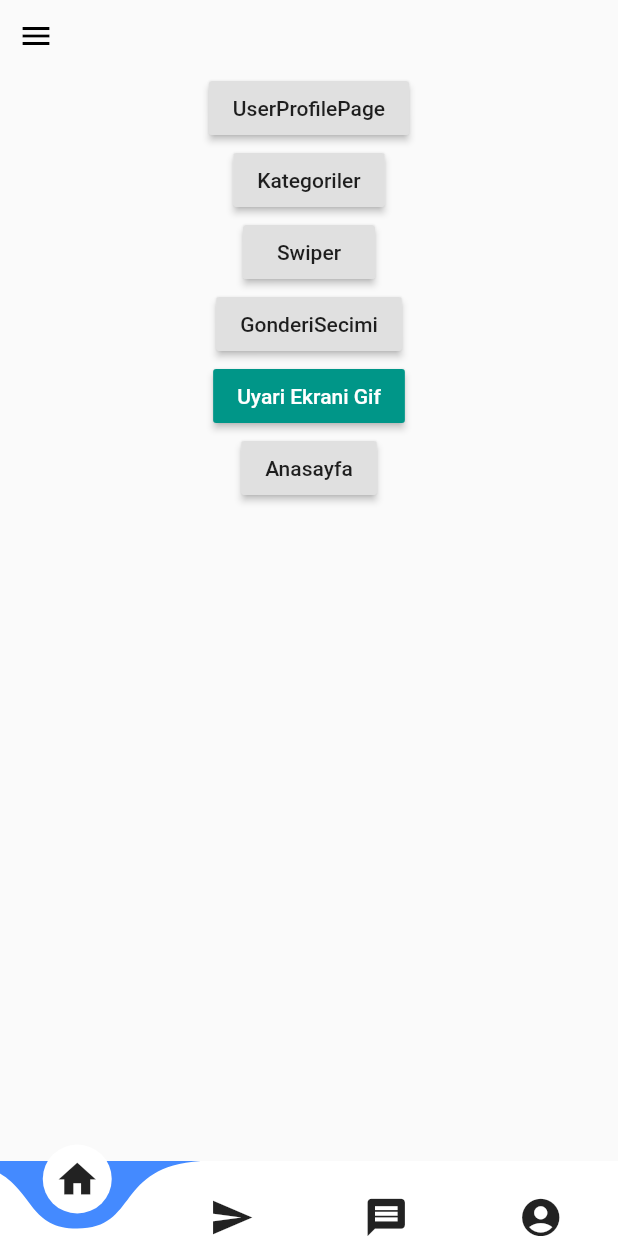
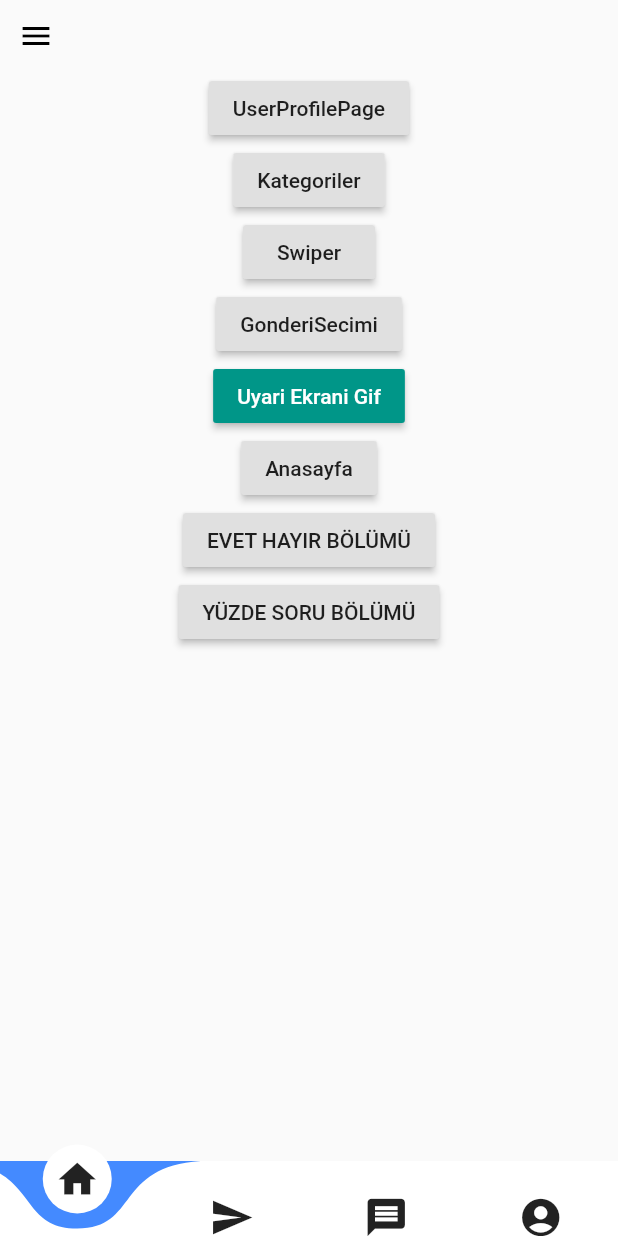
Before and after one commit to AvniErtas/Tanisma, a Flutter app: the BottomNavBar screen opened directly, on a phone screen of 412 x 824 dp. Run offline on Flutter 3.47's test engine with Material 2 defaults, Android fonts, the phone set to English and light mode, and no system bars; drawn by our look-alikes of curved_navigation_bar; our stand-ins replace flutter_swiper; missing offline and left inert: giffy_dialog, kf_drawer.

Commit message:
Tanisma08042020

```diff
--- a/tanismauygulamasi/lib/Anasayfa/bottomnavbar.dart
+++ b/tanismauygulamasi/lib/Anasayfa/bottomnavbar.dart
@@ -5,9 +5,12 @@ import 'package:giffy_dialog/giffy_dialog.dart';
 import 'package:tanismauygulamasi/Anasayfa/baslangic.dart';
 import 'package:tanismauygulamasi/Kategoriler/Kategoriler.dart';
 import 'package:tanismauygulamasi/Sayfalar/anasayfa.dart';
+import 'package:tanismauygulamasi/Sayfalar/evethayir.dart';
 import 'package:tanismauygulamasi/Sayfalar/gonderitipi.dart';
 import 'package:tanismauygulamasi/Sayfalar/profile.dart';
 import 'package:tanismauygulamasi/Sayfalar/swiper.dart';
+
+import '../Sayfalar/yuzdebolumu.dart';
 
 class BottomNavBar extends StatefulWidget {
   @override
@@ -21,7 +24,13 @@ class _BottomNavBarState extends State<BottomNavBar> {
   @override
   Widget build(BuildContext context) {
     return Scaffold(
-      bottomNavigationBar: CurvedNavigationBar(
+      bottomNavigationBar: bottomBarDesign(),
+      body: bodyBolumu(),
+    );
+  }
+
+  Widget bottomBarDesign() {
+    return CurvedNavigationBar(
       key: _bottomNavigationKey,
       index: 0,
       height: 50.0,
@@ -41,8 +50,11 @@ class _BottomNavBarState extends State<BottomNavBar> {
           _page = index;
         });
       },
-      ),
-      body: SafeArea(
+    );
+  }
+
+  Widget bodyBolumu() {
+    return SafeArea(
       child: Center(
         child: Column(
           children: <Widget>[
@@ -66,10 +78,8 @@ class _BottomNavBarState extends State<BottomNavBar> {
             ),
             RaisedButton(
               onPressed: () {
-                  Navigator.push(
-                      context,
-                      MaterialPageRoute(
-                          builder: (context) => UserProfilePage()));
+                Navigator.push(context,
+                    MaterialPageRoute(builder: (context) => UserProfilePage()));
               },
               child: Text("UserProfilePage"),
             ),
@@ -82,10 +92,8 @@ class _BottomNavBarState extends State<BottomNavBar> {
             ),
             RaisedButton(
               onPressed: () {
-                  Navigator.push(
-                      context,
-                      MaterialPageRoute(
-                          builder: (context) => TravelNepalPage()));
+                Navigator.push(context,
+                    MaterialPageRoute(builder: (context) => TravelNepalPage()));
               },
               child: Text("Swiper"),
             ),
@@ -117,8 +125,7 @@ class _BottomNavBarState extends State<BottomNavBar> {
                               'Testi Bitirmek İstiyor Musunuz? ',
                               textAlign: TextAlign.center,
                               style: TextStyle(
-                                    fontSize: 22.0,
-                                    fontWeight: FontWeight.w600),
+                                  fontSize: 22.0, fontWeight: FontWeight.w600),
                             ),
                             /*   description: Text(
                                 'This is a granny eating chocolate dialog box. This library helps you easily create fancy giffy dialog.',
@@ -138,8 +145,21 @@ class _BottomNavBarState extends State<BottomNavBar> {
               },
               child: Text("Anasayfa"),
             ),
+            RaisedButton(
+              onPressed: () {
+                Navigator.push(context,
+                    MaterialPageRoute(builder: (context) => EvetHayirBolumu()));
+              },
+              child: Text("EVET HAYIR BÖLÜMÜ"),
+            ),
+             RaisedButton(
+              onPressed: () {
+                Navigator.push(context,
+                    MaterialPageRoute(builder: (context) => YuzdeBolumu()));
+              },
+              child: Text("YÜZDE SORU BÖLÜMÜ"),
+            ),
           ],
-          ),
         ),
       ),
     );
--- a/tanismauygulamasi/lib/Sayfalar/gradientcolor.dart
+++ b/tanismauygulamasi/lib/Sayfalar/gradientcolor.dart
@@ -3,6 +3,10 @@ import 'package:flutter/material.dart';
 class GradientColors {
   static final AlignmentGeometry _beginAlignment = Alignment.topLeft;
   static final AlignmentGeometry _endAlignment = Alignment.bottomRight;
+  static final AlignmentGeometry _beginverticalAlignment = Alignment.topCenter;
+  static final AlignmentGeometry _endverticalAlignment = Alignment.bottomCenter;
+  static final AlignmentGeometry centerAlignment = Alignment.center;
+
 
   static LinearGradient buildGradient(AlignmentGeometry begin, AlignmentGeometry end, List<Color> colors) =>
       LinearGradient(begin: begin, end: end, colors: colors);
@@ -146,7 +150,9 @@ class GradientColors {
     Color(0xff0011FF),
     Color(0xffFFFFFF),
   ]);
+
 }
+
 
 class KategoriRenkler {
   KategoriRenkler(this.gradient, this.name);
--- a/tanismauygulamasi/pubspec.yaml
+++ b/tanismauygulamasi/pubspec.yaml
@@ -26,6 +26,8 @@ dependencies:
   curved_navigation_bar: ^0.3.2
   flutter_swiper: ^1.1.6
   giffy_dialog: ^1.7.0
+  carousel_slider: ^1.4.1
+  flutter_range_slider: "^1.4.0"
 dev_dependencies:
   flutter_test:
     sdk: flutter
@@ -47,6 +49,7 @@ flutter:
   - images/anasayfaresimler/
   - images/kategoriresimler/
   - images/secimresimleri/
+  - images/digericonlar/
 
 
 
```
Also changed, not shown: tanismauygulamasi/lib/Sayfalar/swiper.dart (+8 -4 lines), tanismauygulamasi/pubspec.lock. Lines whose indentation alone changed are shown as unchanged.
